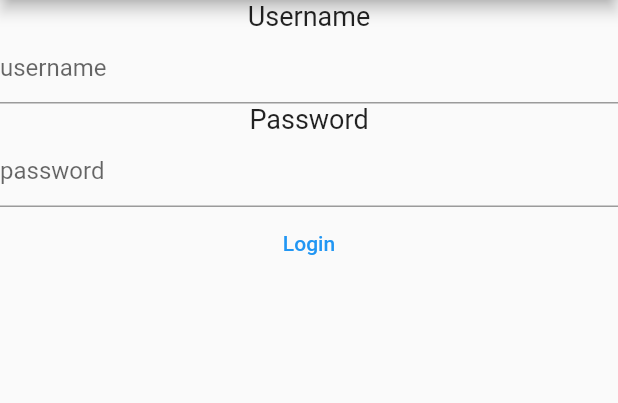
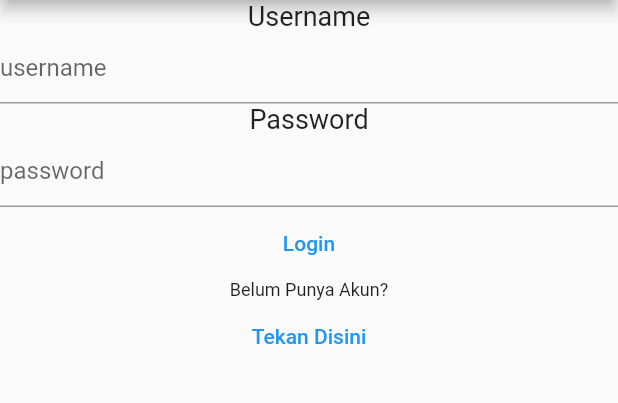
Before and after one commit to SR1999/skripsi-mobileapp, a Flutter app: the screen it shows after launch, after a tap on "Login", on a phone screen of 412 x 824 dp, the part 84-487 px from its top. Run offline on Flutter 3.47's test engine with Material 2 defaults, Android fonts, the phone set to English and light mode, and no system bars; our stand-ins replace device_info; network calls fail.

Commit message:
Fix: the first button press send null

```diff
--- a/lib/main.dart
+++ b/lib/main.dart
@@ -4,6 +4,7 @@ import 'package:flutter/material.dart';
 import 'package:http/http.dart' as http;
 import 'dart:async';
 import 'package:device_info/device_info.dart';
+import 'register.dart';
 
 String deviceID='';
 
@@ -43,7 +44,8 @@ class _MyHomePageState extends State<MyHomePage>{
 TextEditingController user = new TextEditingController();
 TextEditingController pass = new TextEditingController();
 
-Future<String> getDeviceModel() async {
+
+Future<String> _login() async{
   DeviceInfoPlugin deviceInfoPlugin = DeviceInfoPlugin();
 
   if (Platform.isAndroid) {
@@ -55,10 +57,6 @@ Future<String> getDeviceModel() async {
     deviceID = iosInfo.identifierForVendor;
     // Store the device model in your variable or use it as needed
   }
-return deviceID;
-}
-
-Future<String> _login() async{
   final response = await http.post(Uri.parse("http://10.0.2.2/api/login.php"), body: {
     "username": user.text,
     "password": pass.text,
@@ -95,9 +93,17 @@ Future<String> _login() async{
               TextButton(
                 child: Text("Login"),
                 onPressed:(){
-                  getDeviceModel();
                   _login();
                 }
+              ),
+              Text("Belum Punya Akun?",style: TextStyle(fontSize: 12.0),),
+              TextButton(
+                  child: Text("Tekan Disini"),
+                  onPressed:(){
+                    Navigator.push(
+                        context,
+                        MaterialPageRoute(builder: (context) => SecondPage()),);
+                  }
               ),
             ],
           ),
```
Also changed, not shown: lib/register.dart (added, +70 -0 lines).
